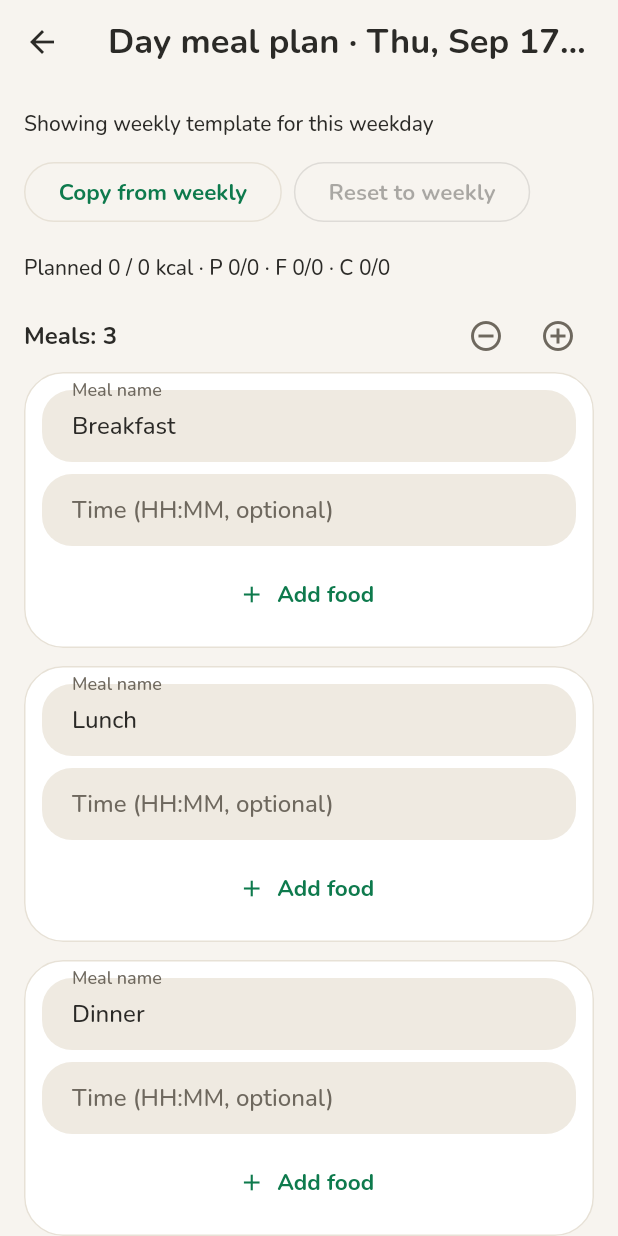
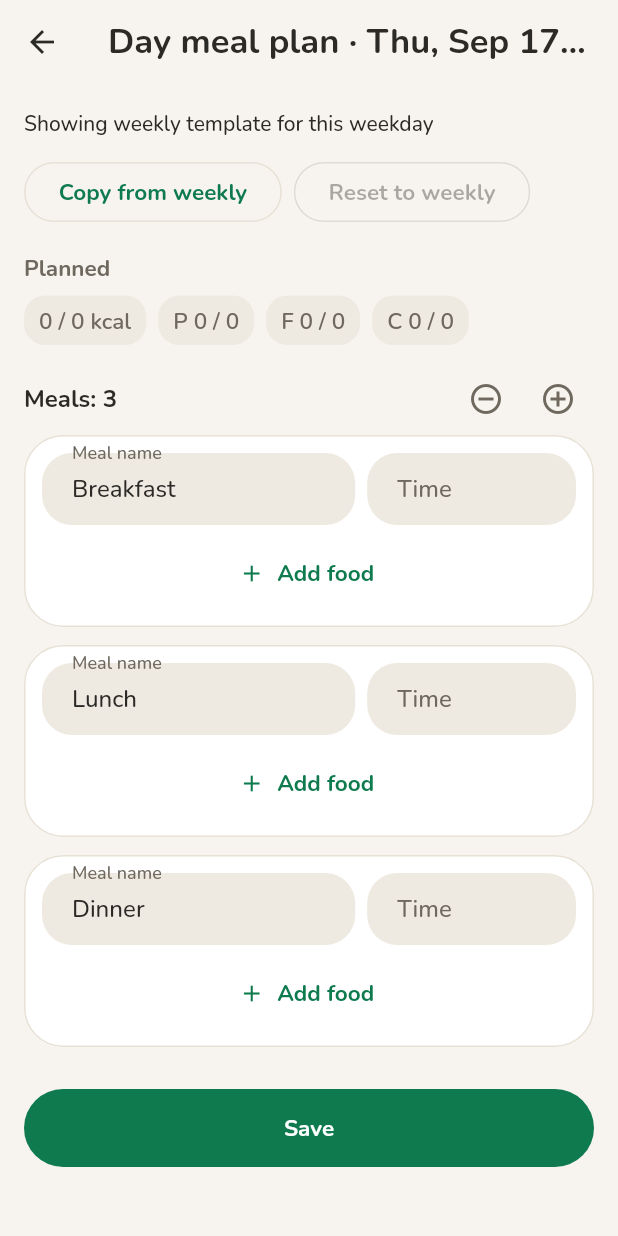
Before and after one commit to mammone70/nutrition-tracker-app, a Flutter app: the DayMealPlanScreen screen opened by its route, on a phone screen of 412 x 824 dp. Run offline on Flutter 3.47's test engine with Material 3 defaults, Android fonts, the phone set to English and light mode, and no system bars; drawn by our look-alikes of dynamic_color; our stand-ins replace animated_flip_counter, auto_size_text, bloc_concurrency, cached_network_image, envied, equatable and 24 more; missing offline and left inert: health, horizontal_picker, mobile_scanner; accounts and stored records are empty; generated files the repository leaves out were written again; statements that could not run were skipped.

Commit message:
fix(ui): declutter meal-plan macros and round Fitty icon
Split scheduled/planned macros into scannable chips, put meal name and
time on one row, and show food macros on two lines. Clip the Fitty
Kitties mark to rounded corners and add spacing before the app title.

```diff
--- a/lib/features/meal_plan/meal_plan_editor_widgets.dart
+++ b/lib/features/meal_plan/meal_plan_editor_widgets.dart
@@ -8,6 +8,7 @@ import 'package:opennutritracker/core/utils/hive_db_provider.dart';
 import 'package:opennutritracker/core/utils/locator.dart';
 import 'package:opennutritracker/core/utils/meal_plan_utils.dart';
 import 'package:opennutritracker/features/add_meal/domain/entity/meal_entity.dart';
+import 'package:opennutritracker/features/meal_plan/meal_plan_macro_summary.dart';
 import 'package:opennutritracker/generated/l10n.dart';
 import 'package:uuid/uuid.dart';
 
@@ -324,12 +325,16 @@ Widget buildMealBlocksEditor({
       if (targetCalories != null)
         Padding(
           padding: const EdgeInsets.only(bottom: Dimens.spacing12),
-          child: Text(
-            'Planned ${plannedCal.round()} / $targetCalories kcal · '
-            'P ${plannedP.round()}/${targetProtein?.round() ?? 0} · '
-            'F ${plannedF.round()}/${targetFat?.round() ?? 0} · '
-            'C ${plannedC.round()}/${targetCarbs?.round() ?? 0}',
-            style: Theme.of(context).textTheme.bodyMedium,
+          child: MealPlanMacroSummary(
+            label: S.of(context).homePlannedTotalsLabel,
+            calories: plannedCal,
+            proteinG: plannedP,
+            fatG: plannedF,
+            carbsG: plannedC,
+            targetCalories: targetCalories,
+            targetProteinG: targetProtein,
+            targetFatG: targetFat,
+            targetCarbsG: targetCarbs,
           ),
         ),
       Row(
@@ -384,41 +389,57 @@ Widget buildMealBlocksEditor({
             child: Column(
               crossAxisAlignment: CrossAxisAlignment.stretch,
               children: [
-                TextFormField(
+                Row(
+                  crossAxisAlignment: CrossAxisAlignment.start,
+                  children: [
+                    Expanded(
+                      flex: 3,
+                      child: TextFormField(
                         initialValue: meal.name,
-                  decoration: const InputDecoration(
-                    labelText: 'Meal name',
-                    border: OutlineInputBorder(),
+                        decoration: InputDecoration(
+                          labelText: S.of(context).mealNameLabel,
+                          border: OutlineInputBorder(
+                            borderRadius: BorderRadius.circular(Dimens.radiusS),
+                          ),
                         ),
                         onChanged: (v) {
                           meal.name = v;
                           onChanged();
                         },
                       ),
-                const SizedBox(height: Dimens.spacing8),
-                TextFormField(
+                    ),
+                    const SizedBox(width: Dimens.spacing8),
+                    Expanded(
+                      flex: 2,
+                      child: TextFormField(
                         initialValue: meal.mealTime ?? '',
-                  decoration: const InputDecoration(
-                    labelText: 'Time (HH:MM, optional)',
-                    border: OutlineInputBorder(),
+                        decoration: InputDecoration(
+                          labelText: S.of(context).mealTimeShortLabel,
+                          hintText: 'HH:MM',
+                          border: OutlineInputBorder(
+                            borderRadius: BorderRadius.circular(Dimens.radiusS),
+                          ),
                         ),
                         onChanged: (v) {
                           meal.mealTime = v.trim().isEmpty ? null : v.trim();
                           onChanged();
                         },
                       ),
+                    ),
+                  ],
+                ),
                 const SizedBox(height: Dimens.spacing8),
                 ...meal.entries.map((entry) {
-                  final s = S.of(context);
                   return ListTile(
                     contentPadding: EdgeInsets.zero,
                     title: Text(entry.foodName),
-                    subtitle: Text(
-                      '${entry.quantity.toStringAsFixed(0)} ${entry.unit} · '
-                      '${entry.calories.round()} kcal · '
-                      '${s.proteinLabelShort.toUpperCase()} ${entry.proteinG.round()} · '
-                      '${s.fatLabelShort.toUpperCase()} ${entry.fatG.round()} · '
-                      '${s.carbsLabelShort.toUpperCase()} ${entry.carbsG.round()}',
+                    subtitle: MealPlanFoodMacrosSubtitle(
+                      quantityLabel:
+                          '${entry.quantity.toStringAsFixed(0)} ${entry.unit}',
+                      calories: entry.calories,
+                      proteinG: entry.proteinG,
+                      fatG: entry.fatG,
+                      carbsG: entry.carbsG,
                     ),
                     trailing: IconButton(
                       icon: const Icon(Icons.delete_outline),
--- /dev/null
+++ b/lib/features/meal_plan/meal_plan_macro_summary.dart
@@ -0,0 +1,135 @@
+import 'package:flutter/material.dart';
+import 'package:opennutritracker/core/styles/dimens.dart';
+import 'package:opennutritracker/generated/l10n.dart';
+
+/// Compact, scannable calorie + macro summary used on Home and meal-plan
+/// editors. Keeps each metric on its own chip so the line does not wrap into
+/// an unreadable slash/dot soup.
+class MealPlanMacroSummary extends StatelessWidget {
+  const MealPlanMacroSummary({
+    super.key,
+    required this.calories,
+    required this.proteinG,
+    required this.fatG,
+    required this.carbsG,
+    this.label,
+    this.targetCalories,
+    this.targetProteinG,
+    this.targetFatG,
+    this.targetCarbsG,
+  });
+
+  final String? label;
+  final num calories;
+  final num proteinG;
+  final num fatG;
+  final num carbsG;
+  final num? targetCalories;
+  final num? targetProteinG;
+  final num? targetFatG;
+  final num? targetCarbsG;
+
+  @override
+  Widget build(BuildContext context) {
+    final theme = Theme.of(context);
+    final s = S.of(context);
+    final chipStyle = theme.textTheme.labelLarge?.copyWith(
+      color: theme.colorScheme.onSurfaceVariant,
+      fontWeight: FontWeight.w600,
+    );
+
+    Widget chip(String text) {
+      return Container(
+        padding: const EdgeInsets.symmetric(horizontal: 10, vertical: 6),
+        decoration: BoxDecoration(
+          color: theme.colorScheme.surfaceContainerHighest,
+          borderRadius: BorderRadius.circular(Dimens.radiusS),
+        ),
+        child: Text(text, style: chipStyle),
+      );
+    }
+
+    String pair(num value, num? target, {String suffix = ''}) {
+      final left = value.round().toString();
+      if (target == null) return '$left$suffix';
+      return '$left / ${target.round()}$suffix';
+    }
+
+    return Column(
+      crossAxisAlignment: CrossAxisAlignment.start,
+      children: [
+        if (label != null) ...[
+          Text(
+            label!,
+            style: theme.textTheme.labelLarge?.copyWith(
+              color: theme.colorScheme.onSurfaceVariant,
+            ),
+          ),
+          const SizedBox(height: Dimens.spacing8),
+        ],
+        Wrap(
+          spacing: Dimens.spacing8,
+          runSpacing: Dimens.spacing8,
+          children: [
+            chip(pair(calories, targetCalories, suffix: ' kcal')),
+            chip(
+              '${s.proteinLabelShort.toUpperCase()} '
+              '${pair(proteinG, targetProteinG)}',
+            ),
+            chip(
+              '${s.fatLabelShort.toUpperCase()} '
+              '${pair(fatG, targetFatG)}',
+            ),
+            chip(
+              '${s.carbsLabelShort.toUpperCase()} '
+              '${pair(carbsG, targetCarbsG)}',
+            ),
+          ],
+        ),
+      ],
+    );
+  }
+}
+
+/// Two-line food subtitle: amount + kcal, then macros — avoids one dense
+/// horizontal string that wraps mid-token on narrow screens.
+class MealPlanFoodMacrosSubtitle extends StatelessWidget {
+  const MealPlanFoodMacrosSubtitle({
+    super.key,
+    required this.quantityLabel,
+    required this.calories,
+    required this.proteinG,
+    required this.fatG,
+    required this.carbsG,
+  });
+
+  final String quantityLabel;
+  final num calories;
+  final num proteinG;
+  final num fatG;
+  final num carbsG;
+
+  @override
+  Widget build(BuildContext context) {
+    final theme = Theme.of(context);
+    final s = S.of(context);
+    final secondary = theme.textTheme.bodySmall?.copyWith(
+      color: theme.colorScheme.onSurfaceVariant,
+    );
+    return Column(
+      crossAxisAlignment: CrossAxisAlignment.start,
+      children: [
+        Text(
+          '$quantityLabel · ${calories.round()} kcal',
+          style: secondary,
+        ),
+        Text(
+          '${s.proteinLabelShort.toUpperCase()} ${proteinG.round()}  ·  '
+          '${s.fatLabelShort.toUpperCase()} ${fatG.round()}  ·  '
+          '${s.carbsLabelShort.toUpperCase()} ${carbsG.round()}',
+          style: secondary,
+        ),
+      ],
+    );
+  }
+}
--- a/lib/features/settings/settings_screen.dart
+++ b/lib/features/settings/settings_screen.dart
@@ -7,6 +7,7 @@ import 'package:opennutritracker/core/domain/entity/body_weight_unit_entity.dart
 import 'package:opennutritracker/core/presentation/sources_screen.dart';
 import 'package:opennutritracker/core/presentation/widgets/app_banner_version.dart';
 import 'package:opennutritracker/core/presentation/widgets/app_card.dart';
+import 'package:opennutritracker/core/presentation/widgets/dynamic_ont_logo.dart';
 import 'package:opennutritracker/core/presentation/ai_assist_summary.dart';
 import 'package:opennutritracker/core/presentation/widgets/badged_title.dart';
 import 'package:opennutritracker/core/styles/app_palette.dart';
@@ -1473,9 +1474,10 @@ class _SettingsScreenState extends State<SettingsScreen> {
       showAboutDialog(
         context: context,
         applicationName: S.of(context).appTitle,
-        applicationIcon: SizedBox(
+        applicationIcon: const SizedBox(
           width: 40,
-          child: Image.asset('assets/icon/fitty_kitties_icon_1024.png'),
+          height: 40,
+          child: DynamicOntLogo(),
         ),
         applicationVersion: packageInfo.version,
         applicationLegalese: S.of(context).appLicenseLabel,
--- a/lib/l10n/intl_cs.arb
+++ b/lib/l10n/intl_cs.arb
@@ -1366,6 +1366,8 @@
   "mealPlanningLabel": "Plánování jídel",
   "homePlannedMealsTitle": "Dnešní plánovaná jídla",
   "homeScheduledMacrosLabel": "Naplánované makra",
+  "homePlannedTotalsLabel": "Naplánováno",
+  "mealTimeShortLabel": "Čas",
   "homeConfirmMealLabel": "Potvrdit jídlo",
   "homeConfirmFoodLabel": "Potvrdit potravinu",
   "homeConfirmAllPlannedLabel": "Potvrdit vše",
--- a/lib/l10n/intl_de.arb
+++ b/lib/l10n/intl_de.arb
@@ -1397,6 +1397,8 @@
   "mealPlanningLabel": "Essensplanung",
   "homePlannedMealsTitle": "Geplante Mahlzeiten heute",
   "homeScheduledMacrosLabel": "Geplante Makros",
+  "homePlannedTotalsLabel": "Geplant",
+  "mealTimeShortLabel": "Zeit",
   "homeConfirmMealLabel": "Mahlzeit bestätigen",
   "homeConfirmFoodLabel": "Lebensmittel bestätigen",
   "homeConfirmAllPlannedLabel": "Alles bestätigen",
--- a/lib/l10n/intl_en.arb
+++ b/lib/l10n/intl_en.arb
@@ -1689,6 +1689,8 @@
   "mealPlanningLabel": "Meal planning",
   "homePlannedMealsTitle": "Today's planned meals",
   "homeScheduledMacrosLabel": "Scheduled macros",
+  "homePlannedTotalsLabel": "Planned",
+  "mealTimeShortLabel": "Time",
   "homeConfirmMealLabel": "Confirm meal",
   "homeConfirmFoodLabel": "Confirm food",
   "homeConfirmAllPlannedLabel": "Confirm all",
--- a/lib/l10n/intl_it.arb
+++ b/lib/l10n/intl_it.arb
@@ -1366,6 +1366,8 @@
   "mealPlanningLabel": "Pianificazione pasti",
   "homePlannedMealsTitle": "Pasti pianificati di oggi",
   "homeScheduledMacrosLabel": "Macro programmati",
+  "homePlannedTotalsLabel": "Pianificato",
+  "mealTimeShortLabel": "Ora",
   "homeConfirmMealLabel": "Conferma pasto",
   "homeConfirmFoodLabel": "Conferma alimento",
   "homeConfirmAllPlannedLabel": "Conferma tutto",
--- a/lib/l10n/intl_pl.arb
+++ b/lib/l10n/intl_pl.arb
@@ -1366,6 +1366,8 @@
   "mealPlanningLabel": "Planowanie posiłków",
   "homePlannedMealsTitle": "Zaplanowane posiłki na dziś",
   "homeScheduledMacrosLabel": "Zaplanowane makroskładniki",
+  "homePlannedTotalsLabel": "Zaplanowane",
+  "mealTimeShortLabel": "Godzina",
   "homeConfirmMealLabel": "Potwierdź posiłek",
   "homeConfirmFoodLabel": "Potwierdź produkt",
   "homeConfirmAllPlannedLabel": "Potwierdź wszystko",
--- a/lib/l10n/intl_sk.arb
+++ b/lib/l10n/intl_sk.arb
@@ -1397,6 +1397,8 @@
   "mealPlanningLabel": "Plánovanie jedál",
   "homePlannedMealsTitle": "Dnešné plánované jedlá",
   "homeScheduledMacrosLabel": "Naplánované makrá",
+  "homePlannedTotalsLabel": "Naplánované",
+  "mealTimeShortLabel": "Čas",
   "homeConfirmMealLabel": "Potvrdiť jedlo",
   "homeConfirmFoodLabel": "Potvrdiť potravinu",
   "homeConfirmAllPlannedLabel": "Potvrdiť všetko",
--- a/lib/l10n/intl_tr.arb
+++ b/lib/l10n/intl_tr.arb
@@ -1397,6 +1397,8 @@
   "mealPlanningLabel": "Öğün planlama",
   "homePlannedMealsTitle": "Bugünün planlanan öğünleri",
   "homeScheduledMacrosLabel": "Planlanan makrolar",
+  "homePlannedTotalsLabel": "Planlanan",
+  "mealTimeShortLabel": "Saat",
   "homeConfirmMealLabel": "Öğünü onayla",
   "homeConfirmFoodLabel": "Yiyeceği onayla",
   "homeConfirmAllPlannedLabel": "Tümünü onayla",
--- a/lib/l10n/intl_uk.arb
+++ b/lib/l10n/intl_uk.arb
@@ -1366,6 +1366,8 @@
   "mealPlanningLabel": "Планування їжі",
   "homePlannedMealsTitle": "Заплановані страви на сьогодні",
   "homeScheduledMacrosLabel": "Заплановані макроси",
+  "homePlannedTotalsLabel": "Заплановано",
+  "mealTimeShortLabel": "Час",
   "homeConfirmMealLabel": "Підтвердити страву",
   "homeConfirmFoodLabel": "Підтвердити продукт",
   "homeConfirmAllPlannedLabel": "Підтвердити все",
--- a/lib/l10n/intl_zh.arb
+++ b/lib/l10n/intl_zh.arb
@@ -1367,6 +1367,8 @@
   "mealPlanningLabel": "膳食计划",
   "homePlannedMealsTitle": "今日计划餐食",
   "homeScheduledMacrosLabel": "计划宏量营养素",
+  "homePlannedTotalsLabel": "已计划",
+  "mealTimeShortLabel": "时间",
   "homeConfirmMealLabel": "确认整餐",
   "homeConfirmFoodLabel": "确认食物",
   "homeConfirmAllPlannedLabel": "全部确认",
```
Also changed, not shown: lib/core/presentation/widgets/dynamic_ont_logo.dart (+11 -5 lines), lib/core/presentation/widgets/home_appbar.dart (+11 -7 lines), lib/features/home/presentation/widgets/home_planned_meals_widget.dart (+32 -23 lines), 1 other file. Lines whose indentation alone changed are shown as unchanged.
